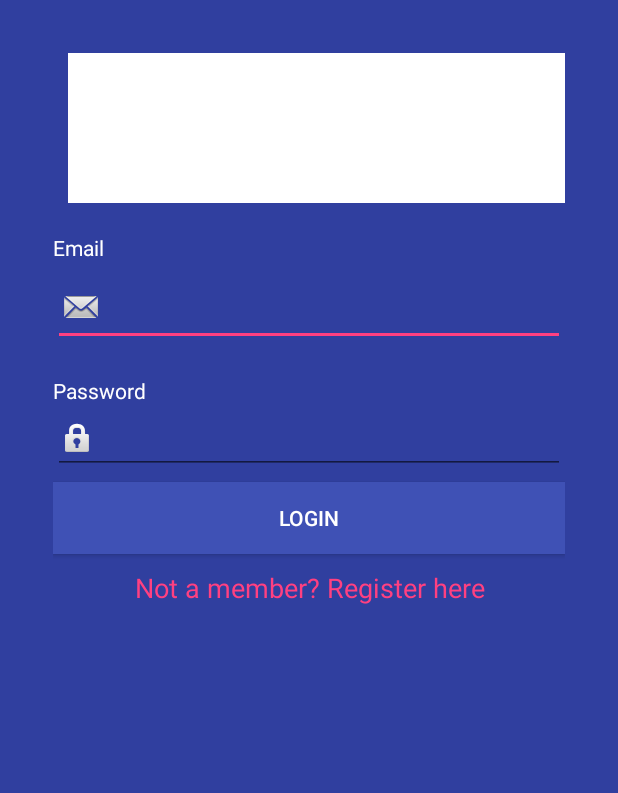
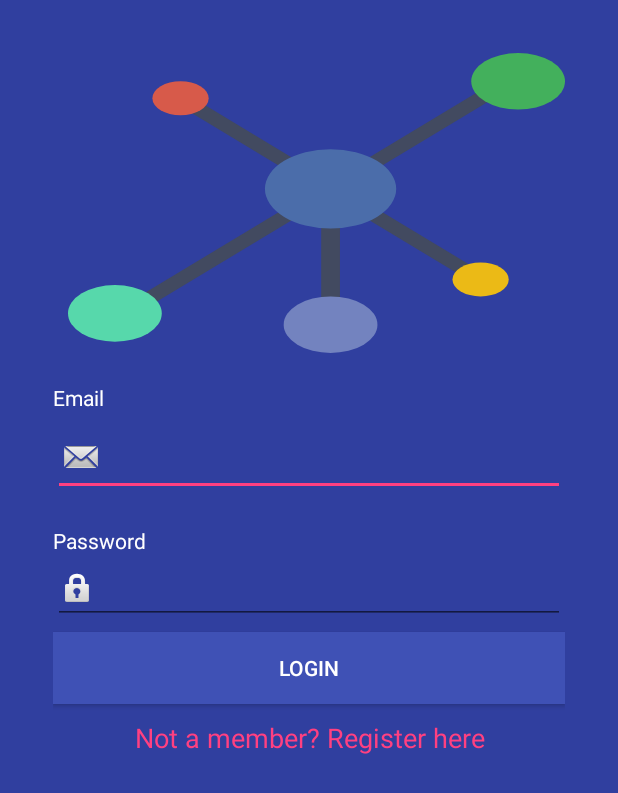
Before and after one commit to ErikaThuroczy/AndroidProject2017, an Android app: the screen it shows after launch (LoginActivity), on a phone screen of 412 x 824 dp. Shown: the top 793 px of the screen. Run offline under Robolectric (Android 15) with nearby library versions, the phone set to English and light mode, and no system bars; our stand-ins replace Volley.

Commit message:
icons changed

```diff
--- a/app/src/main/AndroidManifest.xml
+++ b/app/src/main/AndroidManifest.xml
@@ -7,9 +7,9 @@
     <application
         android:name=".Helpers.AppController"
         android:allowBackup="true"
-        android:icon="@mipmap/ic_launcher"
+        android:icon="@drawable/ic_team"
         android:label="@string/app_name"
-        android:roundIcon="@mipmap/ic_launcher_round"
+        android:roundIcon="@drawable/ic_team"
         android:supportsRtl="true"
         android:theme="@style/AppTheme">
         <activity
--- a/app/src/main/java/hu/uniobuda/nik/visualizer/androidproject2017/Models/Repo.java
+++ b/app/src/main/java/hu/uniobuda/nik/visualizer/androidproject2017/Models/Repo.java
@@ -9,6 +9,9 @@ public class Repo implements Parcelable {
 
     public String getRepoIdName() {
         return repo_id_name;
+    }
+    public Commit[] getCommits() {
+        return commit;
     }
 
     public Repo(Parcel parcel) {
--- /dev/null
+++ b/app/src/main/res/drawable/ic_bubble.xml
@@ -0,0 +1,14 @@
+<vector android:height="24dp" android:viewportHeight="53.0"
+    android:viewportWidth="53.0" android:width="24dp" xmlns:android="http://schemas.android.com/apk/res/android">
+    <path android:fillColor="#424A60" android:pathData="M27,28h2v18h-2z"/>
+    <path android:fillColor="#424A60" android:pathData="M45.29,5.29l1.41,1.41l-15,15l-1.41,-1.41z"/>
+    <path android:fillColor="#424A60" android:pathData="M25.29,25.29l1.41,1.41l-20,20l-1.41,-1.41z"/>
+    <path android:fillColor="#424A60" android:pathData="M13.71,8.29l11,11l-1.41,1.41l-11,-11z"/>
+    <path android:fillColor="#424A60" android:pathData="M30.71,25.29l15,15l-1.41,1.41l-15,-15z"/>
+    <path android:fillColor="#43B05C" android:pathData="M48,5m-5,0a5,5 0,1 1,10 0a5,5 0,1 1,-10 0"/>
+    <path android:fillColor="#7383BF" android:pathData="M28,48m-5,0a5,5 0,1 1,10 0a5,5 0,1 1,-10 0"/>
+    <path android:fillColor="#57D8AB" android:pathData="M5,46m-5,0a5,5 0,1 1,10 0a5,5 0,1 1,-10 0"/>
+    <path android:fillColor="#D75A4A" android:pathData="M12,8m-3,0a3,3 0,1 1,6 0a3,3 0,1 1,-6 0"/>
+    <path android:fillColor="#EBBA16" android:pathData="M44,40m-3,0a3,3 0,1 1,6 0a3,3 0,1 1,-6 0"/>
+    <path android:fillColor="#4B6DAA" android:pathData="M28,24m-7,0a7,7 0,1 1,14 0a7,7 0,1 1,-14 0"/>
+</vector>
--- a/app/src/main/res/layout/login.xml
+++ b/app/src/main/res/layout/login.xml
@@ -18,10 +18,10 @@
             android:layout_marginBottom="20dp"
             android:layout_marginLeft="10dp"
             android:layout_marginStart="10dp"
-            android:background="@color/colorWhite"
+            android:background="@drawable/ic_bubble"
             android:contentDescription="@string/logo"
             android:maxHeight="300dp"
-            android:minHeight="100dp" />
+            android:minHeight="200dp" />
 
         <TextView
             android:layout_width="match_parent"
```
Also changed, not shown: app/src/main/res/drawable/ic_team.xml (added, +23 -0 lines).
